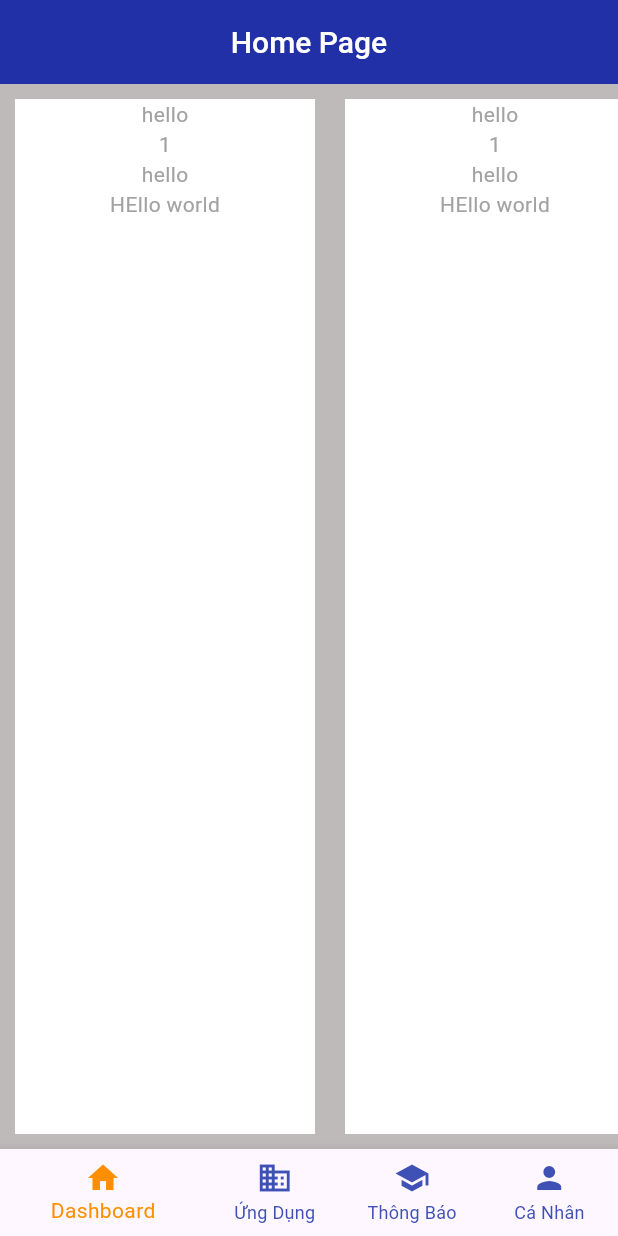
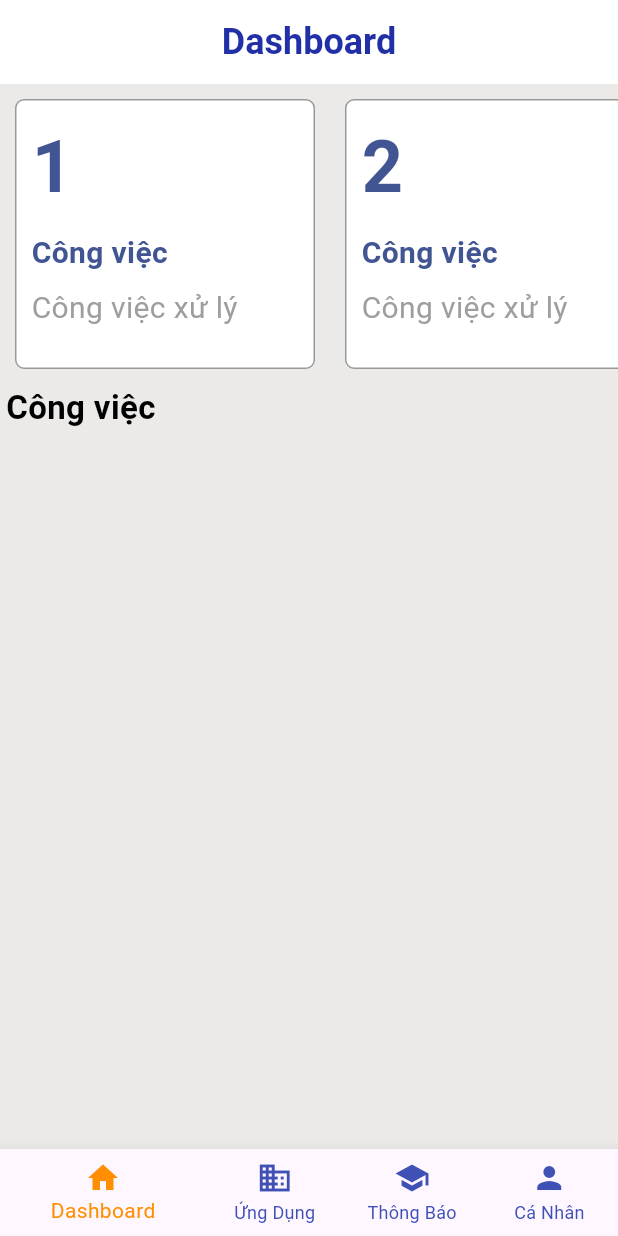
Before and after one commit to tqdaoinfo108/wayos_clone, a Flutter app: the screen it shows after launch, on a phone screen of 412 x 824 dp. Run offline on Flutter 3.47's test engine with Material 3 defaults, Android fonts, the phone set to English and light mode, and no system bars; our stand-ins replace flutter_svg, get_storage, loading_animation_widget; Roboto replaces fonts that are missing (Plus Jakarta).

Commit message:
Feat: Add viewlist task on dashboard page

```diff
--- /dev/null
+++ b/lib/components/home/dashboard/listview-task-dashboard.dart
@@ -0,0 +1,73 @@
+import 'package:flutter/material.dart';
+
+class ListViewTaskDashboard extends StatelessWidget {
+  @override
+  Widget build(BuildContext context) {
+    return SizedBox(
+      height: 200, // Set height to fit the item
+      child: ListView.builder(
+        scrollDirection: Axis.horizontal, // Horizontal scrolling
+        itemCount: 10, // Number of items
+        itemBuilder: (context, index) {
+          return ItemTotalDashboard(
+            title: "Công việc",
+            total: index + 1,
+            description: "Công việc xử lý",
+          );
+        },
+      ),
+    );
+  }
+
+}
+
+class ItemTotalDashboard extends StatelessWidget {
+  final String title;
+  final int total;
+  final String description;
+  ItemTotalDashboard(
+      {required this.title, required this.total, required this.description});
+
+
+  @override
+  Widget build(BuildContext context) {
+    return Container(
+      alignment: Alignment.centerLeft,
+      width: 200,
+      margin: EdgeInsets.all(10),
+      padding: EdgeInsets.all(10),
+      decoration:  BoxDecoration(
+          color: Colors.white,
+          border: Border.all(color: Color.fromRGBO(0,0,0,0.4), width: 1),
+          borderRadius: BorderRadius.circular(6)
+      ),
+      child: Column(
+        // mainAxisSize: MainAxisSize.min,
+        crossAxisAlignment: CrossAxisAlignment.stretch,
+        children: [
+          // row title
+          Row(
+            mainAxisAlignment: MainAxisAlignment.start,
+            children: [
+              Text(total.toString(), style: TextStyle(fontSize: 48,color: Color.fromRGBO(65, 85, 147, 1.0),  fontWeight: FontWeight.bold)),
+            ],
+          ),
+          SizedBox(height: 8),
+          Row(
+            mainAxisAlignment: MainAxisAlignment.start,
+            children: [
+              Text(title.toString(), style: TextStyle(fontSize: 20,color: Color.fromRGBO(65, 85, 147, 1.0),  fontWeight: FontWeight.bold)),
+            ],
+          ),
+          SizedBox(height: 8),
+          Row(
+            mainAxisAlignment: MainAxisAlignment.start,
+            children: [
+              Text(description.toString(), style: TextStyle(fontSize: 20,color: Colors.grey,  fontWeight: FontWeight.w400)),
+            ],
+          )
+        ],
+      ),
+    );
+  }
+}
--- a/lib/main.dart
+++ b/lib/main.dart
@@ -24,7 +24,7 @@
       theme: AppTheme.lightTheme(context),
       themeMode: ThemeMode.light,
       onGenerateRoute: router.generateRoute,
-      initialRoute: HomeNavigationRoute,
+      initialRoute: HOME_NAVIGATION_ROUTE,
     );
   }
 }
--- a/lib/route/route_constants.dart
+++ b/lib/route/route_constants.dart
@@ -1,2 +1,2 @@
 const String logInScreenRoute = "login";
-const String HomeNavigationRoute = "homeNavigation";
+const String HOME_NAVIGATION_ROUTE = "homeNavigation";
--- a/lib/route/router.dart
+++ b/lib/route/router.dart
@@ -9,7 +9,7 @@ Route<dynamic> generateRoute(RouteSettings settings) {
       return MaterialPageRoute(
         builder: (context) => const LoginScreen(),
       );
-    case HomeNavigationRoute:
+    case HOME_NAVIGATION_ROUTE:
       return MaterialPageRoute(
         builder: (context) => const BottomNavigationBarApp(),
       );
--- a/lib/screens/home/RootNavigation.dart
+++ b/lib/screens/home/RootNavigation.dart
@@ -1,6 +1,6 @@
 import 'package:flutter/material.dart';
 import 'package:wayos_clone/screens/home/application.dart';
-import 'package:wayos_clone/screens/home/home.dart';
+import 'package:wayos_clone/screens/home/dashboard.dart';
 import 'package:wayos_clone/screens/home/inform.dart';
 import 'package:wayos_clone/screens/home/personal.dart';
 
@@ -18,7 +18,7 @@ class _BottomNavigationBarStateApp extends State<BottomNavigationBarApp> {
   // static const TextStyle optionStyle =
   //     TextStyle(fontSize: 30, fontWeight: FontWeight.bold);
   static const List<Widget> _widgetOptions = <Widget>[
-    HomePage(),
+    DashboardPage(),
     ApplicationPage(),
     InformPage(),
     PersonalPage(),
--- /dev/null
+++ b/lib/screens/home/dashboard.dart
@@ -0,0 +1,36 @@
+import 'package:flutter/material.dart';
+import 'package:wayos_clone/components/home/dashboard/listview-task-dashboard.dart';
+
+class DashboardPage extends StatefulWidget {
+  const DashboardPage({Key? key}) : super(key: key);
+
+  @override
+  State<DashboardPage> createState() => _DashboardPageState();
+}
+
+class _DashboardPageState extends State<DashboardPage> {
+  @override
+  Widget build(BuildContext context) {
+    return Scaffold(
+        backgroundColor: Color.fromRGBO(204, 202, 198,0.4),
+
+      appBar: AppBar(
+        title: const Text('Dashboard',
+            style: TextStyle(color: Color.fromARGB(255, 34, 48, 168), fontSize: 24,fontWeight: FontWeight.bold)),
+        centerTitle: true,
+        backgroundColor: Colors.white,
+      ),
+      body: Column(
+        children: [
+          ListViewTaskDashboard(),
+          Padding(padding: EdgeInsets.only(left: 4),
+          child:  Row(
+            children: [
+              Text("Công việc",style: TextStyle(fontSize: 22,fontWeight: FontWeight.w600, color: Colors.black))
+            ],
+          ))
+        ],
+      )
+    );
+  }
+}
--- a/lib/screens/home/home.dart
+++ /dev/null
@@ -1,58 +0,0 @@
-import 'package:flutter/material.dart';
-
-class HomePage extends StatefulWidget {
-  const HomePage({Key? key}) : super(key: key);
-
-  @override
-  State<HomePage> createState() => _HomePageState();
-}
-
-class _HomePageState extends State<HomePage> {
-  @override
-  Widget build(BuildContext context) {
-    return Scaffold(
-      appBar: AppBar(
-        title: const Text('Home Page',
-            style: TextStyle(color: Colors.white, fontSize: 20)),
-        centerTitle: true,
-        backgroundColor: const Color.fromARGB(255, 34, 48, 168),
-      ),
-      body: ListView.builder(
-        scrollDirection: Axis.horizontal,
-        itemCount: 50,
-        itemBuilder: (context, index) {
-          return ItemTotalDashboard(
-            title: "hello",
-            total: 1,
-            status: "hello",
-          );
-        },
-      ),
-      backgroundColor: const Color.fromARGB(255, 190, 186, 186),
-    );
-  }
-}
-
-class ItemTotalDashboard extends StatelessWidget {
-  final String title;
-  final int total;
-  final String status;
-  ItemTotalDashboard(
-      {required this.title, required this.total, required this.status});
-  @override
-  Widget build(BuildContext context) {
-    return Container(
-        width: 200,
-        height: 200,
-        color: Colors.white,
-        margin: EdgeInsets.all(10),
-        child: Column(
-          children: [
-            Text(title),
-            Text(total.toString()),
-            Text(status),
-            Text("HEllo world"),
-          ],
-        ));
-  }
-}
```
Also changed, not shown: lib/components/home/dashboard/task-dashboard.dart (added), lib/screens/auth/components/login_form.dart (line endings or trailing spaces).
